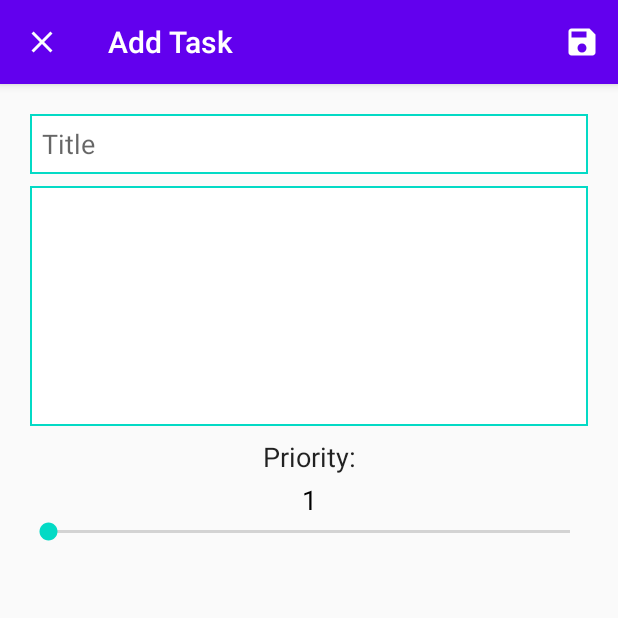
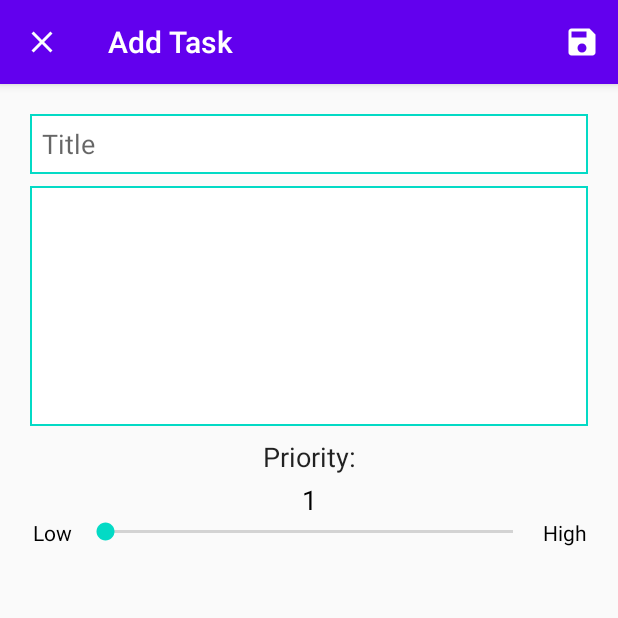
Before and after one commit to Stialt/todo_list, an Android app: the AddEditTaskActivity screen opened directly, with no data from a screen before it, on a phone screen of 412 x 824 dp, the top half of it. Run offline under Robolectric (Android 15) with nearby library versions, the phone set to English and light mode, and no system bars.

Commit message:
SeekBar update 1. Added "Low/High" hints to Priority SeekBar

```diff
--- a/app/src/main/res/layout/activity_add_task.xml
+++ b/app/src/main/res/layout/activity_add_task.xml
@@ -69,10 +69,34 @@
                 android:textColor="#000000"
                 android:text="1" />
 
-            <SeekBar
-                android:id="@+id/seekBar"
+            <LinearLayout
                 android:layout_width="match_parent"
-                android:layout_height="wrap_content" />
+                android:layout_height="wrap_content"
+                android:orientation="horizontal">
+
+                <TextView
+                    android:layout_width="0dp"
+                    android:layout_height="wrap_content"
+                    android:textColor="#000000"
+                    android:layout_weight="10"
+                    android:textAlignment="center"
+                    android:text="Low" />
+
+                <SeekBar
+                    android:id="@+id/seekBar"
+                    android:layout_width="0dp"
+                    android:layout_weight="80"
+                    android:layout_height="wrap_content" />
+
+                <TextView
+                    android:layout_width="0dp"
+                    android:layout_height="wrap_content"
+                    android:layout_weight="10"
+                    android:textAlignment="center"
+                    android:textColor="#000000"
+                    android:text="High" />
+
+            </LinearLayout>
 
         </LinearLayout>
 
```
